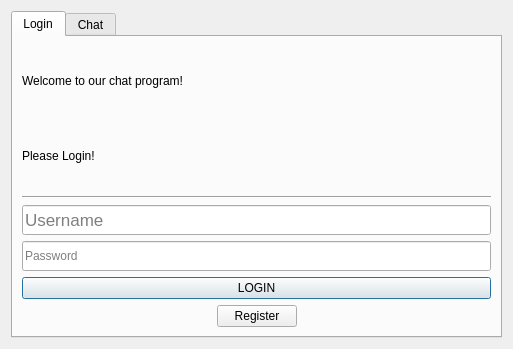
The window that chatdialog.ui (benjcockburn/SecureProgramming) describes before a commit, drawn with Qt 5.
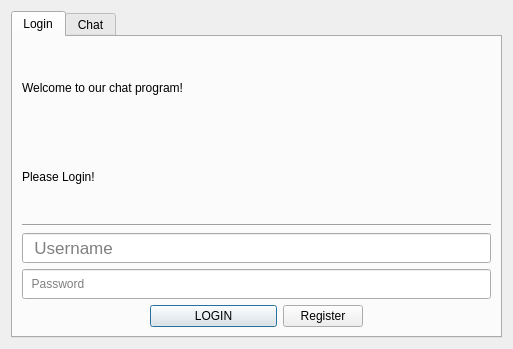
The same window after the commit.

Commit message: switch to chat and enable

```diff
--- a/chatdialog.ui
+++ b/chatdialog.ui
@@ -16,6 +16,9 @@
   <layout class="QVBoxLayout" name="verticalLayout">
    <item>
     <widget class="QTabWidget" name="tabWidget">
+     <property name="enabled">
+      <bool>true</bool>
+     </property>
      <property name="currentIndex">
       <number>0</number>
      </property>
@@ -64,7 +67,7 @@
             </font>
            </property>
            <property name="placeholderText">
-            <string>Username</string>
+            <string>  Username</string>
            </property>
           </widget>
          </item>
@@ -77,20 +80,7 @@
             </size>
            </property>
            <property name="placeholderText">
-            <string>Password</string>
-           </property>
-          </widget>
-         </item>
-         <item>
-          <widget class="QPushButton" name="input_login">
-           <property name="sizePolicy">
-            <sizepolicy hsizetype="Expanding" vsizetype="Fixed">
-             <horstretch>0</horstretch>
-             <verstretch>0</verstretch>
-            </sizepolicy>
-           </property>
-           <property name="text">
-            <string>LOGIN</string>
+            <string>  Password</string>
            </property>
           </widget>
          </item>
@@ -112,6 +102,19 @@
              </property>
             </spacer>
            </item>
+           <item>
+            <widget class="QPushButton" name="input_login">
+             <property name="sizePolicy">
+              <sizepolicy hsizetype="Expanding" vsizetype="Fixed">
+               <horstretch>0</horstretch>
+               <verstretch>0</verstretch>
+              </sizepolicy>
+             </property>
+             <property name="text">
+              <string>LOGIN</string>
+             </property>
+            </widget>
+           </item>
            <item>
             <widget class="QPushButton" name="input_register">
              <property name="maximumSize">
```
Left out of the diff: 5 changed lines with no effect on the pictures. The commit also changes 2 other files.
